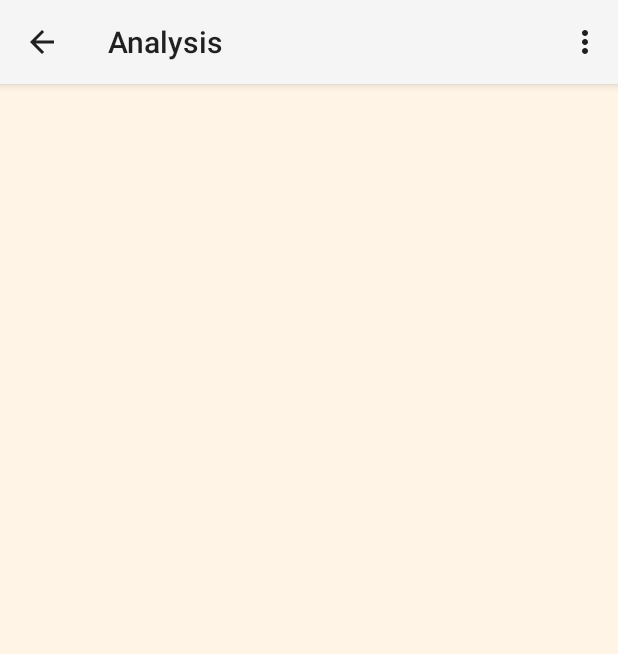
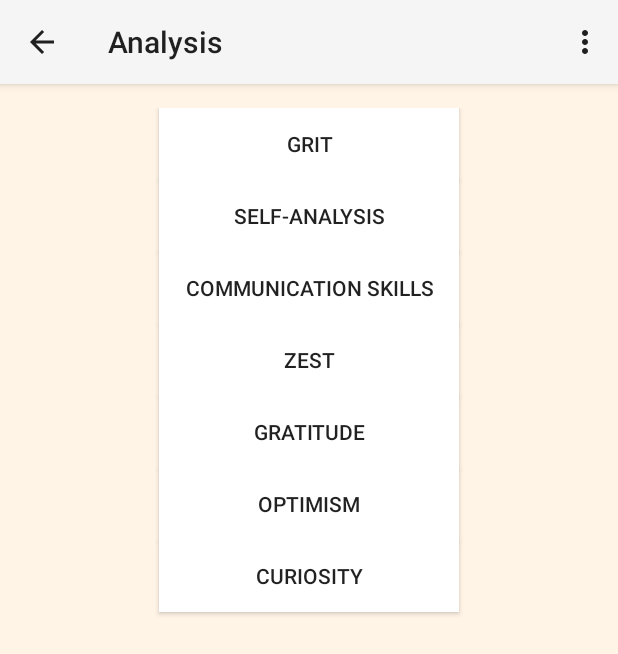
Before and after one commit to cddewitt/Capstone, an Android app: the AnalysisActivity screen opened directly, with no data from a screen before it, on a phone screen of 412 x 824 dp. Shown: the top 654 px of the screen. Run offline under Robolectric (Android 15) with nearby library versions, the phone set to English and light mode, and no system bars.

```diff
--- a/app/src/main/java/com/example/cdoit/characterstrengthbuilder/MainActivity.java
+++ b/app/src/main/java/com/example/cdoit/characterstrengthbuilder/MainActivity.java
@@ -57,9 +57,4 @@ public class MainActivity extends AppCompatActivity {
         Intent intent = new Intent(this, LearnMore.class);
         startActivity(intent);
     }
-
-    public void btnGraph(View v) {
-        Intent intent = new Intent(this, LineGraph.class);
-        startActivity(intent);
-    }
 }
--- a/app/src/main/res/layout/analysis.xml
+++ b/app/src/main/res/layout/analysis.xml
@@ -3,7 +3,79 @@
     android:layout_width="match_parent"
     android:layout_height="match_parent"
     android:background="#fff4e6"
-    android:orientation="vertical">
+    android:orientation="vertical"
+    android:paddingTop="@dimen/activity_vertical_margin">
+
+    <Button
+        android:id="@+id/btnGrit"
+        android:layout_width="200dp"
+        android:layout_height="wrap_content"
+        android:background="#ffffff"
+        android:onClick="btnGritClick"
+        android:text="Grit"
+        android:layout_alignParentTop="true"
+        android:layout_centerHorizontal="true" />
+
+    <Button
+        android:id="@+id/btnSelfAnalysis"
+        android:layout_width="200dp"
+        android:layout_height="wrap_content"
+        android:background="#ffffff"
+        android:onClick="btnSelfAnalysisClick"
+        android:text="Self-Analysis"
+        android:layout_below="@+id/btnGrit"
+        android:layout_alignStart="@+id/btnGrit" />
+
+    <Button
+        android:id="@+id/btnCommunicationSkills"
+        android:layout_width="200dp"
+        android:layout_height="wrap_content"
+        android:background="#ffffff"
+        android:onClick="btnCommunicationSkillsClick"
+        android:text="Communication Skills"
+        android:layout_below="@+id/btnSelfAnalysis"
+        android:layout_alignStart="@+id/btnSelfAnalysis" />
+
+    <Button
+        android:id="@+id/btnZest"
+        android:layout_width="200dp"
+        android:layout_height="wrap_content"
+        android:background="#ffffff"
+        android:onClick="btnZestClick"
+        android:text="Zest"
+        android:layout_below="@+id/btnCommunicationSkills"
+        android:layout_alignStart="@+id/btnCommunicationSkills"/>
+
+    <Button
+        android:id="@+id/btnGratitude"
+        android:layout_width="200dp"
+        android:layout_height="wrap_content"
+        android:background="#ffffff"
+        android:onClick="btnGratitudeClick"
+        android:text="Gratitude"
+        android:layout_below="@+id/btnZest"
+        android:layout_alignStart="@+id/btnZest" />
+
+    <Button
+        android:id="@+id/btnOptimism"
+        android:layout_width="200dp"
+        android:layout_height="wrap_content"
+        android:background="#ffffff"
+        android:onClick="btnOptimismClick"
+        android:text="Optimism"
+        android:layout_below="@+id/btnGratitude"
+        android:layout_alignStart="@+id/btnGratitude"/>
+
+    <Button
+        android:id="@+id/btnCuriosity"
+        android:layout_width="200dp"
+        android:layout_height="wrap_content"
+        android:background="#ffffff"
+        android:onClick="btnCuriosityClick"
+        android:text="Curiosity"
+        android:layout_below="@+id/btnOptimism"
+        android:layout_alignStart="@+id/btnOptimism" />
+
 
 
 </RelativeLayout>
```
Also changed, not shown: app/src/main/java/com/example/cdoit/characterstrengthbuilder/AnalysisActivity.java (+33 -2 lines), app/src/main/java/com/example/cdoit/characterstrengthbuilder/HistoryActivityGraph.java (+22 -4 lines), app/src/main/java/com/example/cdoit/characterstrengthbuilder/LineGraph.java (+39 -21 lines), app/src/main/java/com/example/cdoit/characterstrengthbuilder/RateYourselfActivity.java (+9 -7 lines), app/src/main/java/com/example/cdoit/characterstrengthbuilder/WoopLineGraph.java (deleted, +0 -31 lines), app/src/main/res/layout/main.xml (+7 -14 lines), 2 other files.
